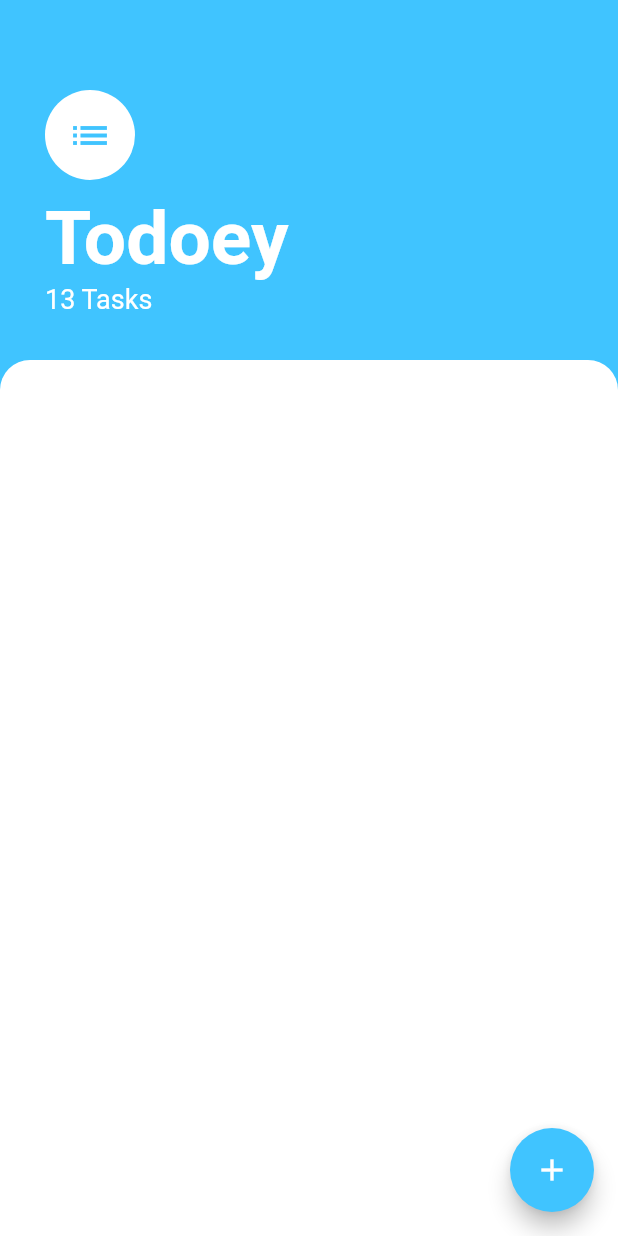
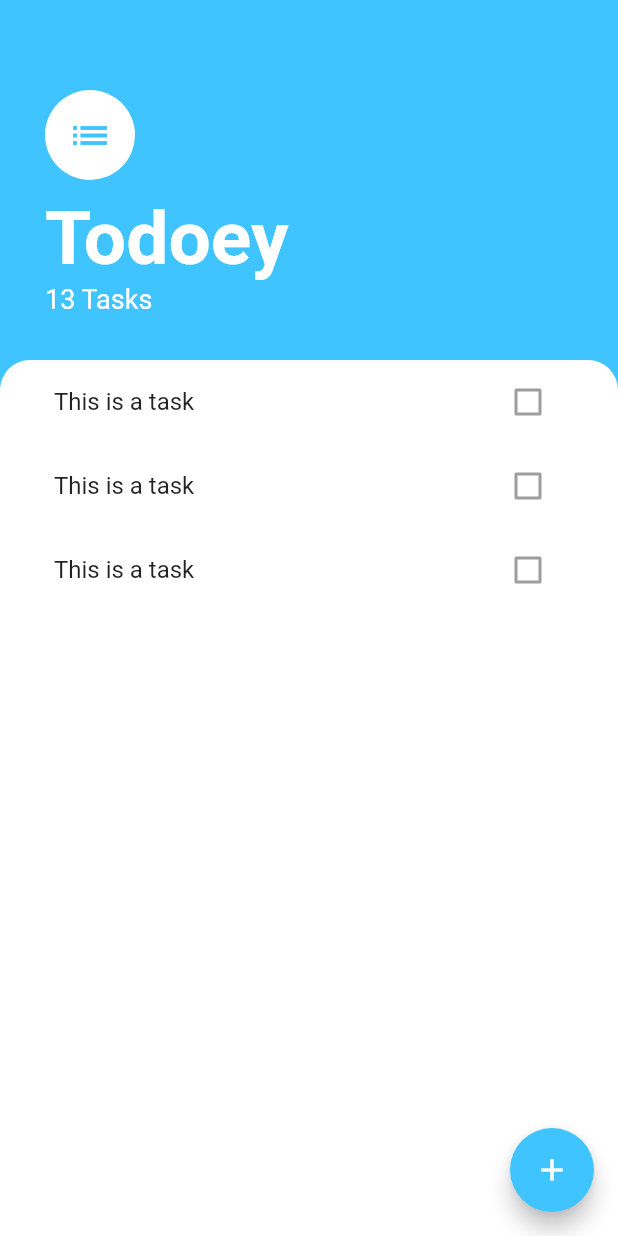
Before and after one commit to dtt101/todoey, a Flutter app: the screen it shows after launch, on a phone screen of 412 x 824 dp. Run offline on Flutter 3.47's test engine with Material 2 defaults, Android fonts, the phone set to English and light mode, and no system bars.

Commit message:
Task list widgets

```diff
--- a/lib/screens/tasks_screen.dart
+++ b/lib/screens/tasks_screen.dart
@@ -1,4 +1,5 @@
 import 'package:flutter/material.dart';
+import 'package:todoey/widgets/tasks_list.dart';
 
 class TasksScreen extends StatelessWidget {
   @override
@@ -47,6 +48,9 @@ class TasksScreen extends StatelessWidget {
           ),
           Expanded(
             child: Container(
+              padding: EdgeInsets.symmetric(
+                horizontal: 20,
+              ),
               decoration: BoxDecoration(
                 color: Colors.white,
                 borderRadius: BorderRadius.only(
@@ -54,6 +58,7 @@ class TasksScreen extends StatelessWidget {
                   topRight: Radius.circular(20),
                 ),
               ),
+              child: TasksList(),
             ),
           ),
         ],
--- /dev/null
+++ b/lib/widgets/task_tile.dart
@@ -0,0 +1,13 @@
+import 'package:flutter/material.dart';
+
+class TaskTile extends StatelessWidget {
+  @override
+  Widget build(BuildContext context) {
+    return ListTile(
+      title: Text('This is a task'),
+      trailing: Checkbox(
+        value: false,
+      ),
+    );
+  }
+}
--- /dev/null
+++ b/lib/widgets/tasks_list.dart
@@ -0,0 +1,15 @@
+import 'package:flutter/material.dart';
+import 'package:todoey/widgets/task_tile.dart';
+
+class TasksList extends StatelessWidget {
+  @override
+  Widget build(BuildContext context) {
+    return ListView(
+      children: <Widget>[
+        TaskTile(),
+        TaskTile(),
+        TaskTile(),
+      ],
+    );
+  }
+}
```
